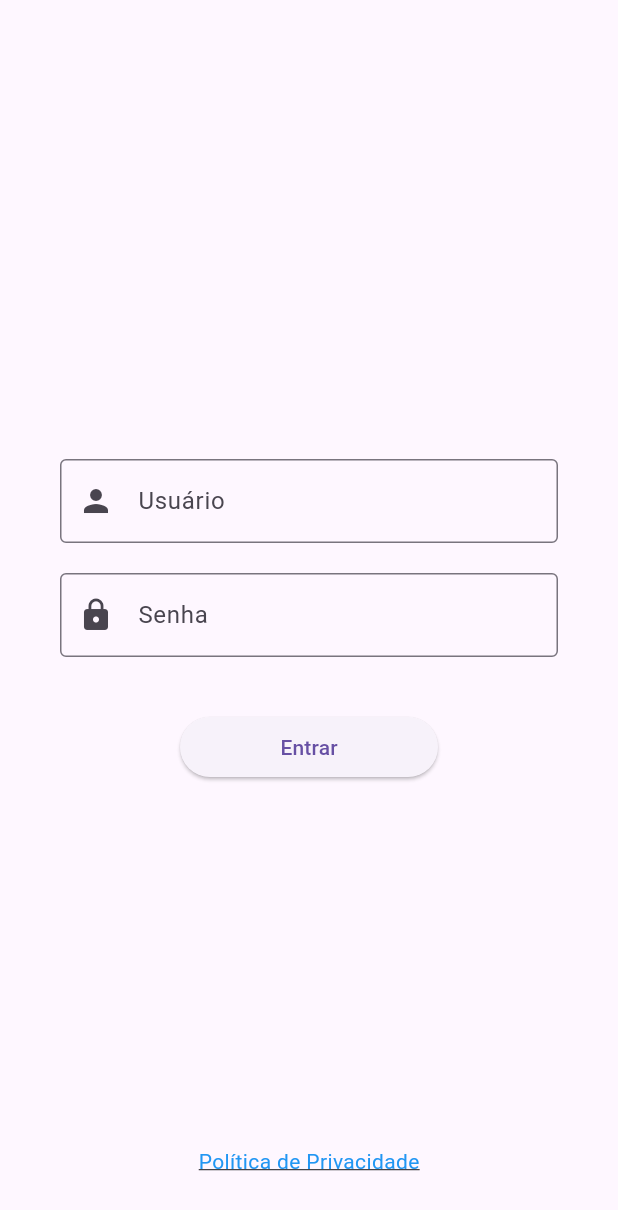
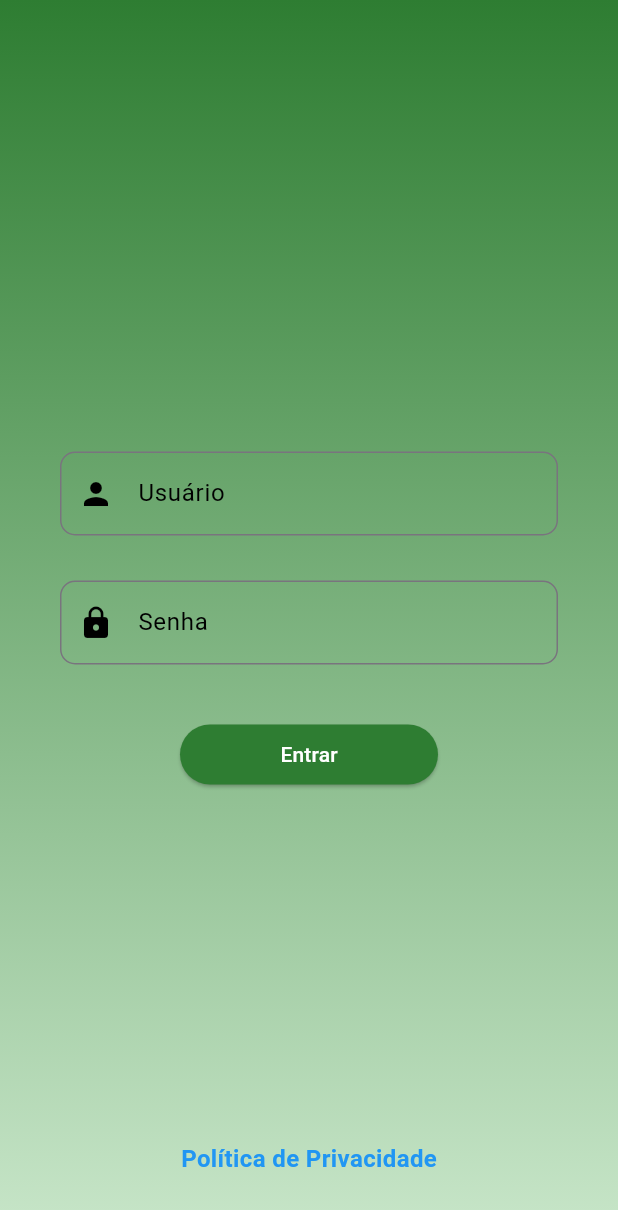
Before and after one commit to filipewb/flutterTeste, a Flutter app: the screen it shows after launch, on a phone screen of 412 x 824 dp. Shown: the top 1210 px of the screen. Run offline on Flutter 3.47's test engine with Material 3 defaults, Android fonts, the phone set to English and light mode, and no system bars; our stand-ins replace flutter_mobx, mobx, shared_preferences; generated files the repository leaves out were written again.

```diff
--- a/desafio_tecnico/lib/Login/login_widget.dart
+++ b/desafio_tecnico/lib/Login/login_widget.dart
@@ -66,7 +66,18 @@ class _LoginWidgetState extends State<LoginWidget> {
 
   @override
   Widget build(BuildContext context) {
-    return Center(
+    return Container(
+      decoration: BoxDecoration(
+        gradient: LinearGradient(
+          begin: Alignment.bottomCenter,
+          end: Alignment.topCenter,
+          colors: [
+            Colors.green.shade100,
+            Colors.green.shade800
+          ], // Cores do gradiente
+        ),
+      ),
+      child: Center(
         child: Stack(
           children: [
             Form(
@@ -81,36 +92,69 @@ class _LoginWidgetState extends State<LoginWidget> {
                       controller: _usernameController,
                       validator: (value) {
                         if (value == null || value.isEmpty) {
-                        return 'Por favor, insira o nome de usuário';
+                          return 'Por favor, insira o nome de usuário.';
                         }
                         return null;
                       },
-                    decoration: const InputDecoration(
+                      decoration: InputDecoration(
                         labelText: 'Usuário',
                         hintText: '',
-                      prefixIcon: Icon(Icons.person),
-                      border: OutlineInputBorder(),
+                        prefixIcon: const Icon(
+                          Icons.person,
+                          color: Colors.black,
+                        ),
+                        border: OutlineInputBorder(
+                          borderRadius: BorderRadius.circular(10),
+                          borderSide:
+                              const BorderSide(color: Colors.black, width: 1.0),
+                        ),
+                        focusedBorder: OutlineInputBorder(
+                          borderRadius: BorderRadius.circular(10.0),
+                          borderSide:
+                              const BorderSide(color: Colors.black, width: 2.0),
+                        ),
                         helperText: '',
+                        labelStyle: const TextStyle(color: Colors.black),
+                        hintStyle: TextStyle(
+                          color: Colors.black.withOpacity(0.5),
                         ),
                       ),
                     ),
+                  ),
+                  const SizedBox(height: 10),
                   Padding(
                     padding: const EdgeInsets.symmetric(horizontal: 40),
                     child: TextFormField(
                       controller: _passwordController,
                       validator: (value) {
                         if (value == null || value.isEmpty) {
-                        return 'Por favor, insira a senha';
+                          return 'Por favor, insira a senha.';
                         }
                         return null;
                       },
                       obscureText: true,
-                    decoration: const InputDecoration(
+                      decoration: InputDecoration(
                         labelText: 'Senha',
                         hintText: '',
-                      prefixIcon: Icon(Icons.lock),
-                      border: OutlineInputBorder(),
+                        prefixIcon: const Icon(
+                          Icons.lock,
+                          color: Colors.black,
+                        ),
+                        border: OutlineInputBorder(
+                          borderRadius: BorderRadius.circular(10),
+                          borderSide:
+                              const BorderSide(color: Colors.black, width: 1.0),
+                        ),
+                        focusedBorder: OutlineInputBorder(
+                          borderRadius: BorderRadius.circular(10.0),
+                          borderSide:
+                              const BorderSide(color: Colors.black, width: 2.0),
+                        ),
                         helperText: '',
+                        labelStyle: const TextStyle(color: Colors.black),
+                        hintStyle: TextStyle(
+                          color: Colors.black.withOpacity(0.5),
+                        ),
                       ),
                     ),
                   ),
@@ -122,9 +166,15 @@ class _LoginWidgetState extends State<LoginWidget> {
                       height: 40, // Defina a altura desejada para o botão aqui
                       child: ElevatedButton(
                         onPressed: _submitForm,
+                        style: ElevatedButton.styleFrom(
+                          backgroundColor: Colors.green.shade800,
+                        ),
                         child: const Text(
                           'Entrar',
-                        style: TextStyle(fontSize: 14),
+                          style: TextStyle(
+                            fontSize: 14,
+                            color: Colors.white,
+                          ),
                         ), // Defina o tamanho do texto
                       ),
                     ),
@@ -141,6 +191,7 @@ class _LoginWidgetState extends State<LoginWidget> {
             ),
           ],
         ),
+      ),
     );
   }
 }
--- a/desafio_tecnico/lib/widgets/privacy_policy_link.dart
+++ b/desafio_tecnico/lib/widgets/privacy_policy_link.dart
@@ -18,7 +18,9 @@ class PrivacyPolicyLink extends StatelessWidget {
           'Política de Privacidade',
           style: TextStyle(
             color: Colors.blue,
-            decoration: TextDecoration.underline,
+            decoration: TextDecoration.none,
+            fontSize: 16,
+            fontWeight: FontWeight.bold,
           ),
         ),
       ),
```
Also changed, not shown: desafio_tecnico/lib/home/home_screen_view.dart (+67 -11 lines). Lines whose indentation alone changed are shown as unchanged.
